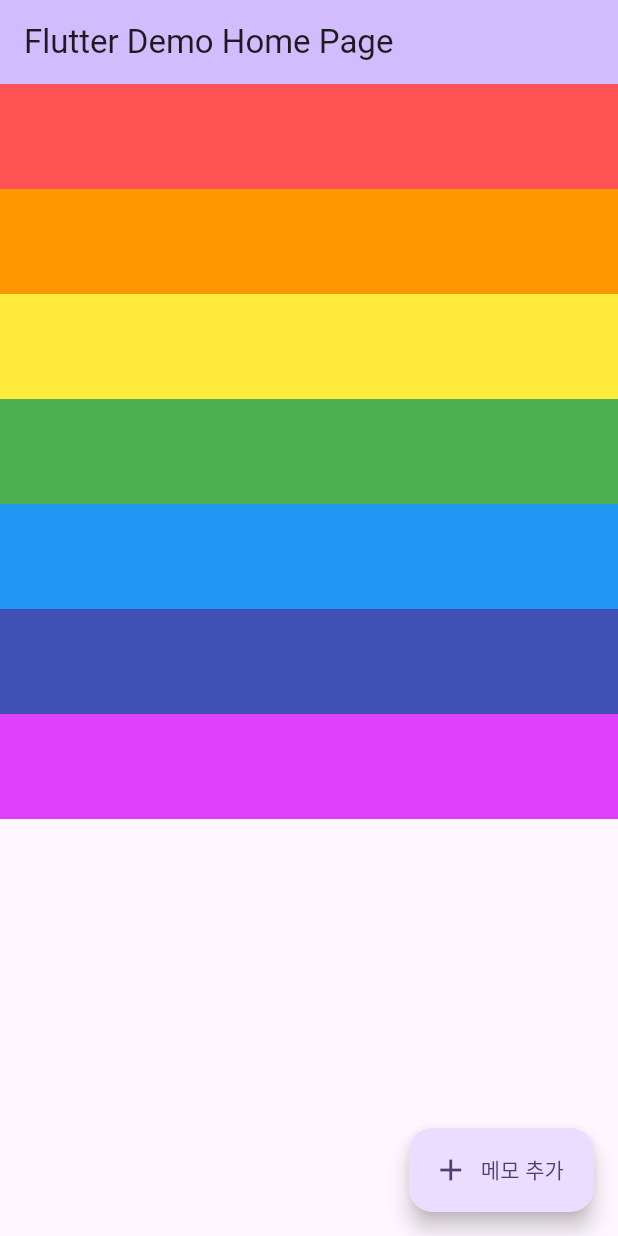
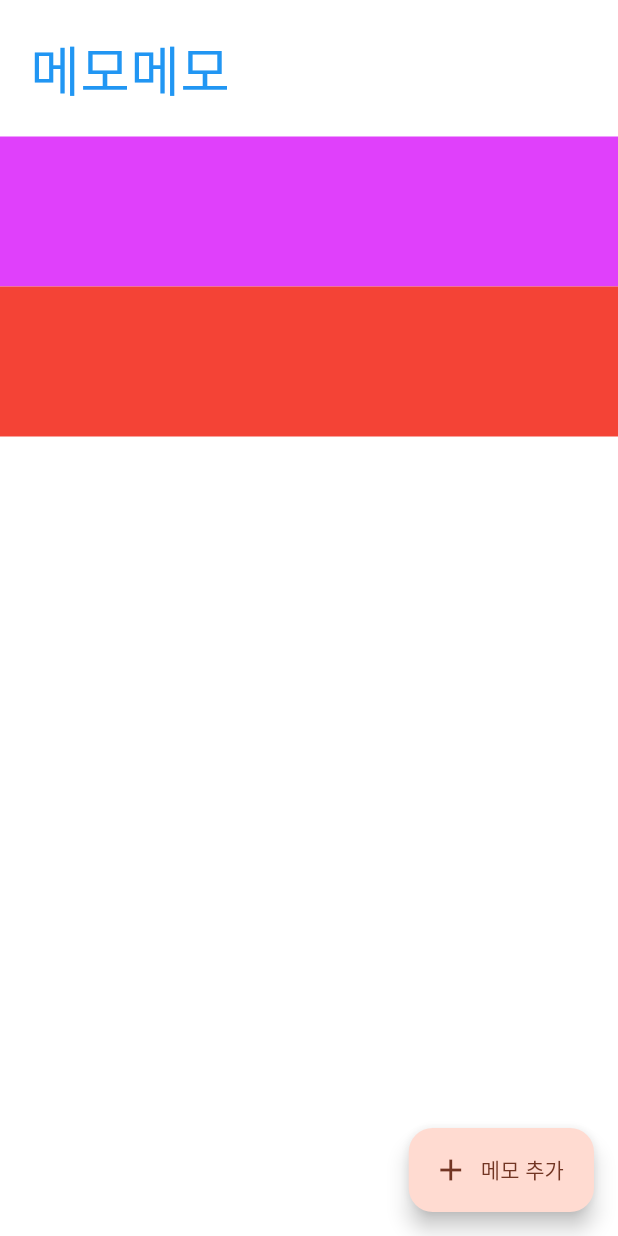
Before and after one commit to Corea-Turtle/memomemo, a Flutter app: the screen it shows after launch, on a phone screen of 412 x 824 dp. Run offline on Flutter 3.47's test engine with Material 3 defaults, Android fonts, the light colour scheme and no system bars.

```diff
--- a/lib/main.dart
+++ b/lib/main.dart
@@ -14,7 +14,11 @@
     return MaterialApp(
       title: 'Flutter Demo',
       theme: ThemeData(
-        colorScheme: .fromSeed(seedColor: Colors.deepPurple),
+        //primarySwatch: Colors.deepOrange, primaryColor: Colors.white,
+        colorScheme: .fromSeed(
+          seedColor: Colors.deepOrange,
+          surface: Colors.white
+        ),
       ),
       home: const MyHomePage(title: 'Flutter Demo Home Page'),
     );
--- a/lib/screens/home.dart
+++ b/lib/screens/home.dart
@@ -26,21 +26,25 @@
   Widget build(BuildContext context) {
 
     return Scaffold(
-      appBar: AppBar(
-
-        backgroundColor: Theme.of(context).colorScheme.inversePrimary,
-        title: Text(widget.title),
-      ),
       body: ListView(
         physics: BouncingScrollPhysics(),
         children: <Widget>[
-          Container(color: Colors.redAccent, height: 70,),
-          Container(color: Colors.orange, height: 70,),
-          Container(color: Colors.yellow, height: 70,),
-          Container(color: Colors.green, height: 70,),
-          Container(color: Colors.blue, height: 70,),
-          Container(color: Colors.indigo, height: 70,),
-          Container(color: Colors.purpleAccent, height: 70,),
+          Row(children: [
+            Padding(
+                padding: EdgeInsets.only(left:20, top:20, bottom: 20),
+                child: Text('메모메모', style: TextStyle(fontSize: 36,
+                color: Colors.blue)) //TextStyle, Text
+            )
+          ],
+          ),
+          ...LoadMemo()
+          // Container(color: Colors.redAccent, height: 70,),
+          // Container(color: Colors.orange, height: 70,),
+          // Container(color: Colors.yellow, height: 70,),
+          // Container(color: Colors.green, height: 70,),
+          // Container(color: Colors.blue, height: 70,),
+          // Container(color: Colors.indigo, height: 70,),
+          // Container(color: Colors.purpleAccent, height: 70,),
         ]
       ),
       floatingActionButton: FloatingActionButton.extended(
@@ -57,4 +61,11 @@
       ),
     );
   }
+
+  List<Widget> LoadMemo() {
+    List<Widget> memoList = [];
+    memoList.add(Container(color: Colors.purpleAccent, height: 100,));
+    memoList.add(Container(color: Colors.red, height: 100,));
+    return memoList;
+  }
 }
```
Also changed, not shown: lib/screens/edit.dart (+42 -1 lines).
